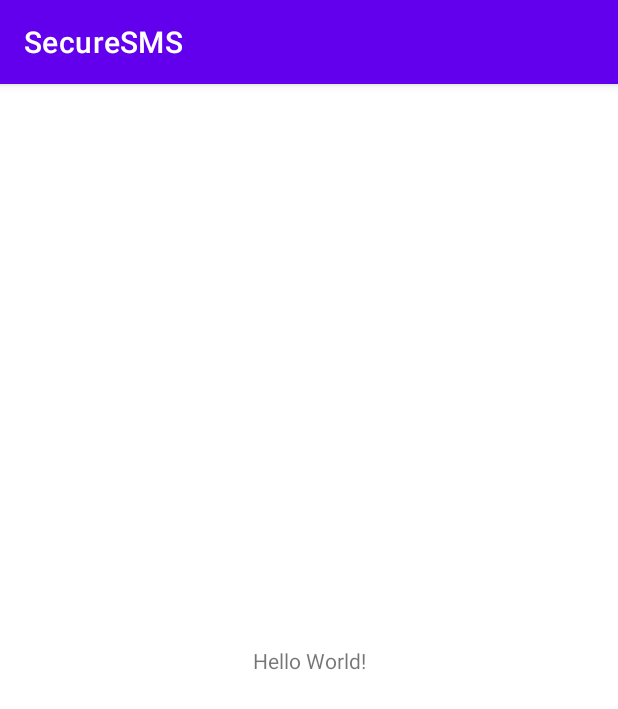
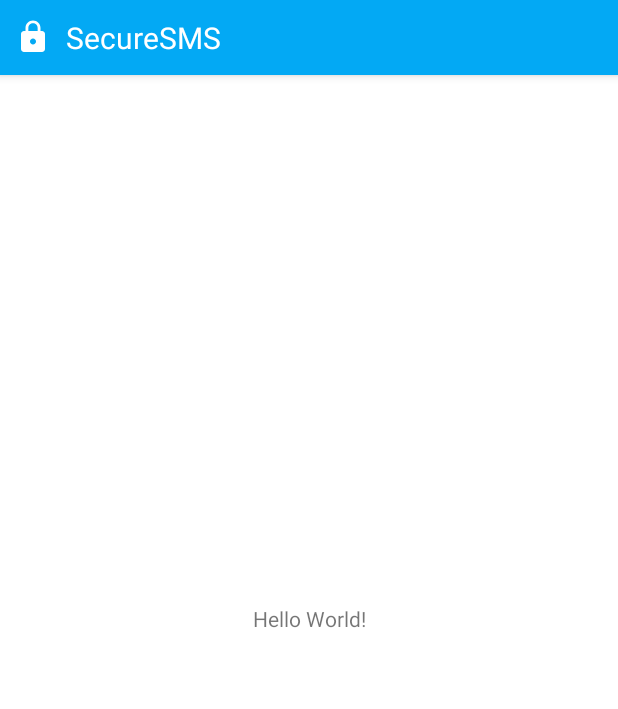
Before and after one commit to Grav3Dancer/PIMSecureSMS, an Android app: the screen it shows after launch (MainActivity), on a phone screen of 412 x 824 dp. Shown: the top 709 px of the screen. Run offline under Robolectric (Android 15) with nearby library versions, the light colour scheme and no system bars.

Commit message:
Appbar and style changes

```diff
--- /dev/null
+++ b/app/src/main/res/drawable/ic_lock_24.xml
@@ -0,0 +1,5 @@
+<vector android:height="24dp" android:tint="#FFFFFF"
+    android:viewportHeight="24" android:viewportWidth="24"
+    android:width="24dp" xmlns:android="http://schemas.android.com/apk/res/android">
+    <path android:fillColor="@android:color/white" android:pathData="M18,8h-1L17,6c0,-2.76 -2.24,-5 -5,-5S7,3.24 7,6v2L6,8c-1.1,0 -2,0.9 -2,2v10c0,1.1 0.9,2 2,2h12c1.1,0 2,-0.9 2,-2L20,10c0,-1.1 -0.9,-2 -2,-2zM12,17c-1.1,0 -2,-0.9 -2,-2s0.9,-2 2,-2 2,0.9 2,2 -0.9,2 -2,2zM15.1,8L8.9,8L8.9,6c0,-1.71 1.39,-3.1 3.1,-3.1 1.71,0 3.1,1.39 3.1,3.1v2z"/>
+</vector>
--- a/app/src/main/res/layout/activity_main.xml
+++ b/app/src/main/res/layout/activity_main.xml
@@ -5,6 +5,34 @@
     android:layout_width="match_parent"
     android:layout_height="match_parent"
     tools:context=".MainActivity">
+
+    <com.google.android.material.appbar.AppBarLayout
+        app:layout_constraintStart_toStartOf="parent"
+        app:layout_constraintTop_toTopOf="parent"
+        app:layout_constraintEnd_toEndOf="parent"
+        android:layout_width="match_parent"
+        android:layout_height="50dp">
+        <LinearLayout
+            android:layout_width="match_parent"
+            android:layout_height="match_parent"
+            android:orientation="horizontal">
+        <ImageView
+            android:layout_width="44dp"
+            android:layout_height="44dp"
+            android:src="@drawable/ic_lock_24"
+            android:layout_gravity="center_vertical"
+            android:paddingStart="10dp"
+            android:paddingEnd="10dp"
+            />
+        <TextView
+            android:layout_width="wrap_content"
+            android:layout_height="match_parent"
+            android:gravity="center_vertical"
+            android:text="@string/app_name"
+            android:textColor="@color/white"
+            android:textSize="20sp"/>
+        </LinearLayout>
+    </com.google.android.material.appbar.AppBarLayout>
 
     <TextView
         android:layout_width="wrap_content"
--- a/app/src/main/res/values/themes.xml
+++ b/app/src/main/res/values/themes.xml
@@ -1,14 +1,14 @@
 <resources xmlns:tools="http://schemas.android.com/tools">
     <!-- Base application theme. -->
-    <style name="Theme.SecureSMS" parent="Theme.MaterialComponents.DayNight.DarkActionBar">
+    <style name="Theme.SecureSMS" parent="Theme.MaterialComponents.DayNight.NoActionBar">
         <!-- Primary brand color. -->
-        <item name="colorPrimary">@color/purple_500</item>
-        <item name="colorPrimaryVariant">@color/purple_700</item>
+        <item name="colorPrimary">#03A9F4</item>
+        <item name="colorPrimaryVariant">#03A9F4</item>
         <item name="colorOnPrimary">@color/white</item>
         <!-- Secondary brand color. -->
-        <item name="colorSecondary">@color/teal_200</item>
-        <item name="colorSecondaryVariant">@color/teal_700</item>
-        <item name="colorOnSecondary">@color/black</item>
+        <item name="colorSecondary">#00BCD4</item>
+        <item name="colorSecondaryVariant">#00BCD4</item>
+        <item name="colorOnSecondary">@color/white</item>
         <!-- Status bar color. -->
         <item name="android:statusBarColor" tools:targetApi="l">?attr/colorPrimaryVariant</item>
         <!-- Customize your theme here. -->
```
